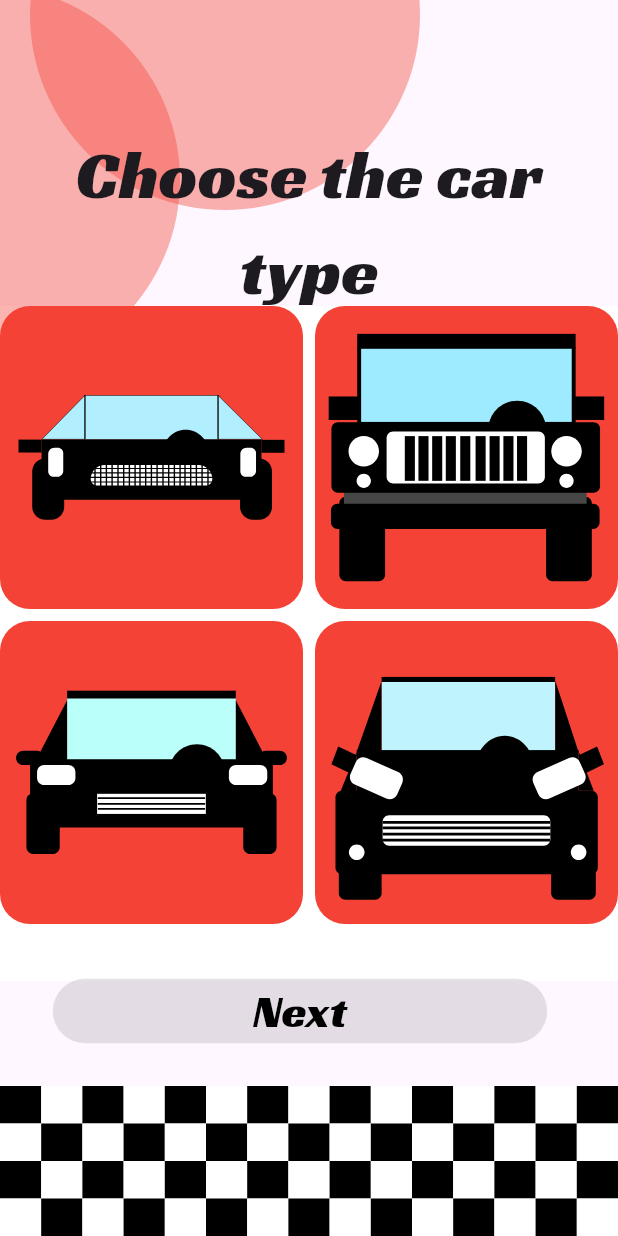
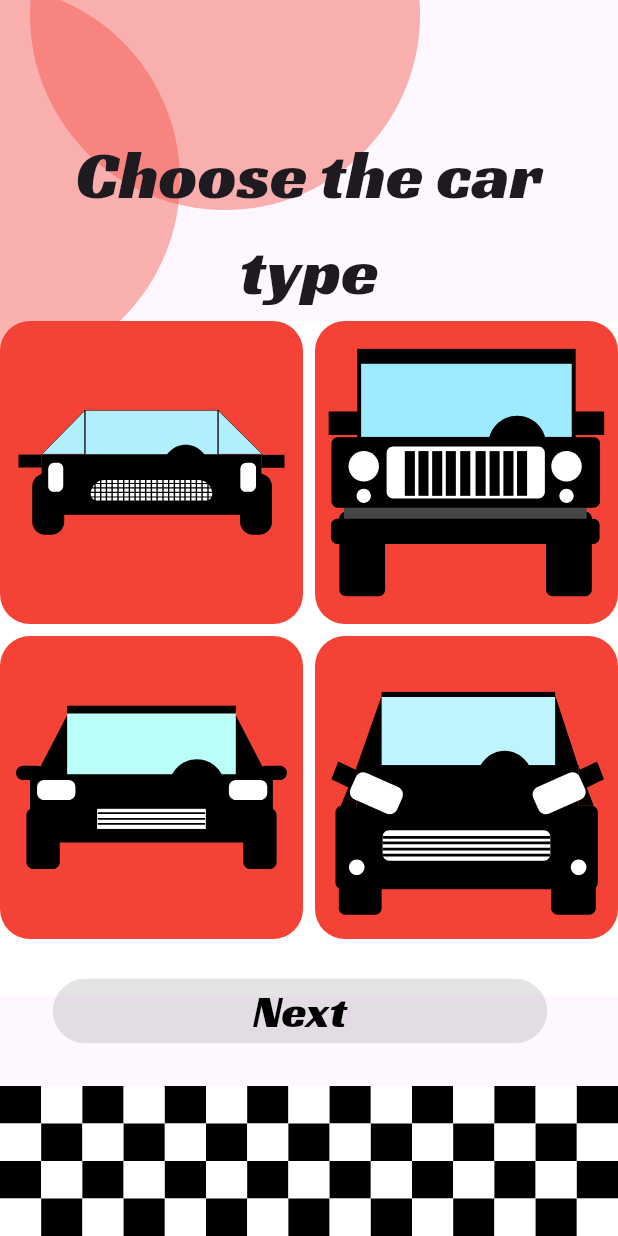
Before and after one commit to urbanKR/car-creator, a Flutter app: the screen it shows after launch, after a tap on "Create a car", on a phone screen of 412 x 824 dp. Run offline on Flutter 3.47's test engine with Material 3 defaults, Android fonts, the phone set to English and light mode, and no system bars; our stand-ins replace flutter_svg.

Commit message:
Changes to the second screen

```diff
--- a/lib/pages/carTypeSelection.dart
+++ b/lib/pages/carTypeSelection.dart
@@ -21,22 +21,22 @@ class _CarTypeSelectionState extends State<CarTypeSelection> {
 
   @override
   Widget build(BuildContext context) {
-    Color selectedColor = Color(0xFF700B0B);
+    Color selectedColor = const Color(0xFF700B0B);
     Color unselectedColor = Colors.red;
 
     return Scaffold(
       body: Stack(
         children: [
           Positioned(
-            bottom: 170,
+            bottom: 160,
             child: Container(
               width: MediaQuery.of(context).size.width,
               height: 450,
-              decoration: BoxDecoration(
+              decoration: const BoxDecoration(
                 color: Colors.white,
               ),
               child: GridView.builder(
-                gridDelegate: SliverGridDelegateWithFixedCrossAxisCount(
+                gridDelegate: const SliverGridDelegateWithFixedCrossAxisCount(
                   crossAxisCount: 2,
                   crossAxisSpacing: 8.0,
                   mainAxisSpacing: 8.0,
@@ -51,7 +51,7 @@ class _CarTypeSelectionState extends State<CarTypeSelection> {
                       });
                     },
                     child: Container(
-                      padding: EdgeInsets.all(8.0),
+                      padding: const EdgeInsets.all(8.0),
                       decoration: BoxDecoration(
                         color: selectedButtonIndex == index
                             ? selectedColor
@@ -74,7 +74,7 @@ class _CarTypeSelectionState extends State<CarTypeSelection> {
             child: Container(
               width: MediaQuery.of(context).size.width,
               height: 100,
-              decoration: BoxDecoration(
+              decoration: const BoxDecoration(
                 color: Colors.white,
               ),
               child: Column(
@@ -123,20 +123,20 @@ class _CarTypeSelectionState extends State<CarTypeSelection> {
               ),
             ),
           ),
-          Align(
+          const Align(
             alignment: Alignment.center,
             child: FractionalTranslation(
-              translation: const Offset(0.0, -0.32),
+              translation: Offset(0.0, -0.32),
               child: Column(
                 mainAxisAlignment: MainAxisAlignment.center,
                 children: [
-                  const Text(
+                  Text(
                     'Choose the car',
                     style: TextStyle(
                       fontSize: 45,
                     ),
                   ),
-                  const Text(
+                  Text(
                     'type',
                     style: TextStyle(
                       fontSize: 45,
@@ -151,7 +151,7 @@ class _CarTypeSelectionState extends State<CarTypeSelection> {
       floatingActionButton: Align(
         alignment: Alignment.bottomCenter,
         child: Container(
-          margin: EdgeInsets.only(bottom: 110.0, left: 20),
+          margin: const EdgeInsets.only(bottom: 110.0, left: 20),
           width: MediaQuery.of(context).size.width * 0.8,
           child: ElevatedButton(
             onPressed: selectedButtonIndex != -1
@@ -159,9 +159,9 @@ class _CarTypeSelectionState extends State<CarTypeSelection> {
             }
                 : null,
             style: ElevatedButton.styleFrom(
-              primary: Colors.red,
+              backgroundColor: Colors.red,
             ),
-            child: Text(
+            child: const Text(
                 'Next',
                 style: TextStyle(
                   fontSize: 30,
--- a/lib/pages/home.dart
+++ b/lib/pages/home.dart
@@ -15,7 +15,7 @@ class HomePage extends StatelessWidget {
             child: Container(
               width: MediaQuery.of(context).size.width,
               height: 100,
-              decoration: BoxDecoration(
+              decoration: const BoxDecoration(
                 color: Colors.white,
               ),
               child: Column(
@@ -94,7 +94,7 @@ class HomePage extends StatelessWidget {
                         Navigator.push(
                           context,
                           MaterialPageRoute(
-                            builder: (context) => CarTypeSelection(),
+                            builder: (context) => const CarTypeSelection(),
                           ),
                         );
                       },
```
